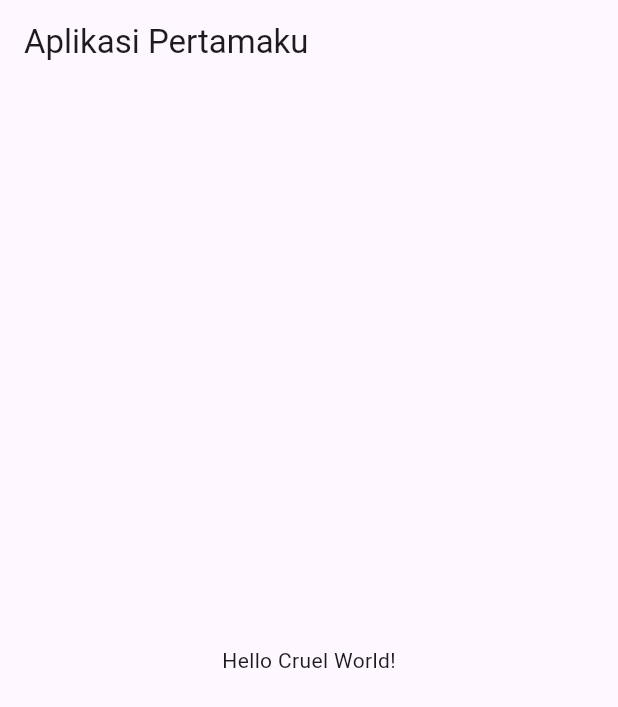
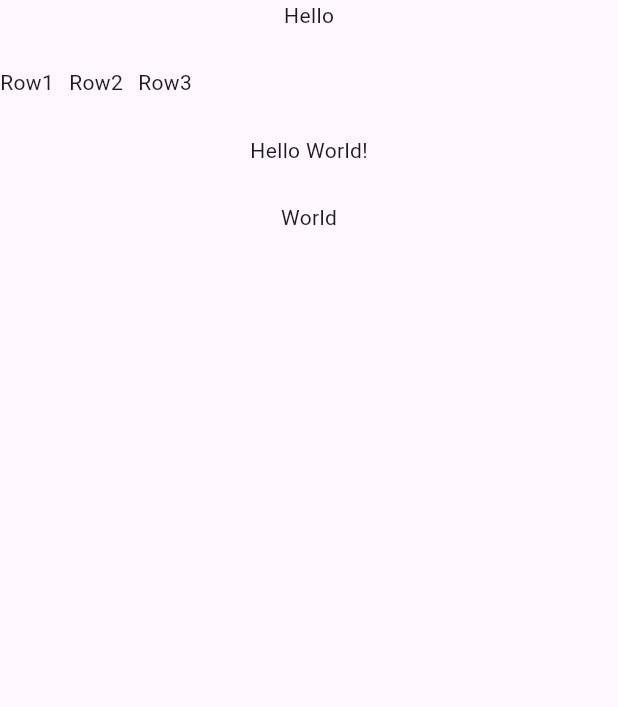
Before and after one commit to KevinMaulanaAtmaja/learn-flutter, a Flutter app: the screen it shows after launch, on a phone screen of 412 x 824 dp. Shown: the top 707 px of the screen. Run offline on Flutter 3.47's test engine with Material 3 defaults, Android fonts, the phone set to English and light mode, and no system bars.

Commit message:
Column & Row
Column, Row, mainAxis-crossAxis, spacing

```diff
--- /dev/null
+++ b/lib/col_row.dart
@@ -0,0 +1,45 @@
+import 'package:flutter/material.dart';
+
+class ColRow extends StatelessWidget {
+  const ColRow({super.key});
+
+  @override
+  Widget build(BuildContext context) {
+    return Scaffold(
+      body: Column(
+        spacing: 25, //utk kasih jarak antar widget
+        children: [
+          Text("Hello"),
+          Row(
+            spacing: 10, //utk kasih jarak antar widget
+            children: [
+              Text("Row1"),
+              Text("Row2"),
+              Text("Row3"),
+            ],
+          ),
+          Text("Hello World!"),
+          Text("World"),
+        ],
+      ),
+      // body: Column(
+      //   mainAxisAlignment: MainAxisAlignment.spaceEvenly, //atur children scra vertikal
+      //   crossAxisAlignment: CrossAxisAlignment.end, //atur children scra horizontal
+      //   children: [
+      //     Text("Hello"),
+      //     Text("Hello World!"),
+      //     Text("World"),
+      //   ],
+      // ),
+      // body: Row(
+      //   mainAxisAlignment: MainAxisAlignment.spaceAround, //atur children scra horizontal
+      //   crossAxisAlignment: CrossAxisAlignment.start, //atur children scra vertikal
+      //   children: [
+      //     Text("Halo"),
+      //     Text("Halo Dunia! \n test \n yahuu"),
+      //     Text("Dunia"),
+      //   ],
+      // ),
+    );
+  }
+}
--- a/lib/main.dart
+++ b/lib/main.dart
@@ -1,3 +1,4 @@
+import 'package:bljar_flutter/col_row.dart';
 import 'package:bljar_flutter/main_page.dart';
 import 'package:flutter/material.dart';
 
@@ -10,6 +11,9 @@ class MyApp extends StatelessWidget {
 
   @override
   Widget build(BuildContext context) {
-    return const MaterialApp(home: MainPage());
+    return const MaterialApp(
+      // home: MainPage(),
+      home: ColRow(),
+    );
   }
 }
```
